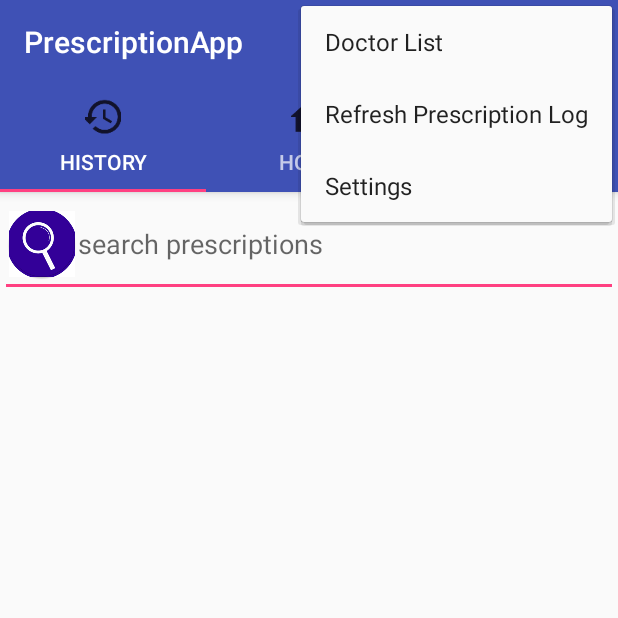
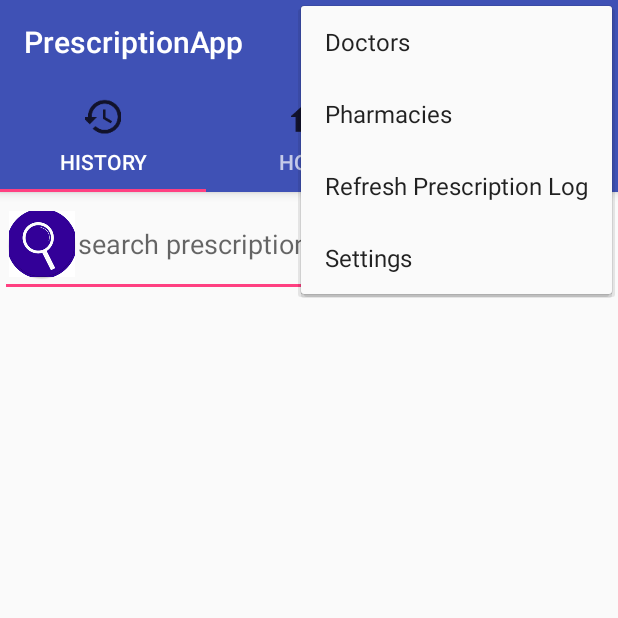
Before and after one commit to zyad224/PrescriptionApp, an Android app: the MainActivity screen opened directly, with no data from a screen before it, with the options menu open, on a phone screen of 412 x 824 dp, the top half of it. Run offline under Robolectric (Android 15) with nearby library versions, the phone set to English and light mode, and no system bars; our stand-ins replace Room's generated code; libraries missing offline, so code that uses them is left out: com.github.mikephil.charting; 32 statements that could not run were skipped.

```diff
--- a/app/src/main/java/com/example/zeyad/prescriptionapp/Fragments/Home.java
+++ b/app/src/main/java/com/example/zeyad/prescriptionapp/Fragments/Home.java
@@ -17,6 +17,8 @@ import com.github.mikephil.charting.charts.PieChart;
 import com.github.mikephil.charting.data.PieData;
 import com.github.mikephil.charting.data.PieDataSet;
 
+import org.w3c.dom.Text;
+
 import java.util.Calendar;
 
 
@@ -25,6 +27,7 @@ public class Home extends Fragment {
 
     private View view;
     private TextView greetings;
+    private TextView emptyList;
     private ListView upcomingPrescriptionsList;
     private PieChart chart;
     public Home() {
@@ -65,8 +68,11 @@ public class Home extends Fragment {
     private void homeGUI(View view){
 
         greetings=(TextView) view.findViewById(R.id.Greetings);
+        emptyList=(TextView)view.findViewById(R.id.empty);
         chart = (PieChart) view.findViewById(R.id.chart);
         upcomingPrescriptionsList=view.findViewById(R.id.upcomingPrescriptions);
+
+
 
 
 
@@ -77,6 +83,12 @@ public class Home extends Fragment {
         ArrayAdapter adapter = new ArrayAdapter<String>(this.getContext(),
                 android.R.layout.simple_list_item_1, MainActivity.upcomingPrescription);
         upcomingPrescriptionsList.setAdapter(adapter);
+
+        if(MainActivity.upcomingPrescription.isEmpty()){
+            upcomingPrescriptionsList.setVisibility(View.INVISIBLE);
+            emptyList.setVisibility(View.VISIBLE);
+
+        }
 
     }
 
--- a/app/src/main/java/com/example/zeyad/prescriptionapp/MainActivity.java
+++ b/app/src/main/java/com/example/zeyad/prescriptionapp/MainActivity.java
@@ -209,10 +209,10 @@ public class MainActivity extends AppCompatActivity {
             long seconds=  (doseTime.getTimeInMillis()-timeNow.getTimeInMillis())/1000;
             int hours= (int) seconds/3600;
 
-            System.out.println("hours in="+ hours);
+            System.out.println("hours out="+ hours);
 
             if(hours<=2&&hours>=0) {
-                //System.out.println("hours in="+ hours);
+                System.out.println("hours in="+ hours);
 
                 return true;
             }
--- a/app/src/main/res/menu/menu_main.xml
+++ b/app/src/main/res/menu/menu_main.xml
@@ -7,8 +7,15 @@
     <item
         android:id="@+id/menue_doctor_list"
         android:icon="@mipmap/pills"
-        android:title="Doctor List"
+        android:title="Doctors"
         app:showAsAction="never" />
+
+    <item
+        android:id="@+id/menue_pharmacy"
+        android:icon="@mipmap/pills"
+        android:title="Pharmacies"
+        app:showAsAction="never" />
+
     <item
         android:id="@+id/menu_refresh_log"
         android:title="@string/refreshLog"
```
Also changed, not shown: app/src/main/res/layout/fragment_home.xml (+16 -0 lines).
